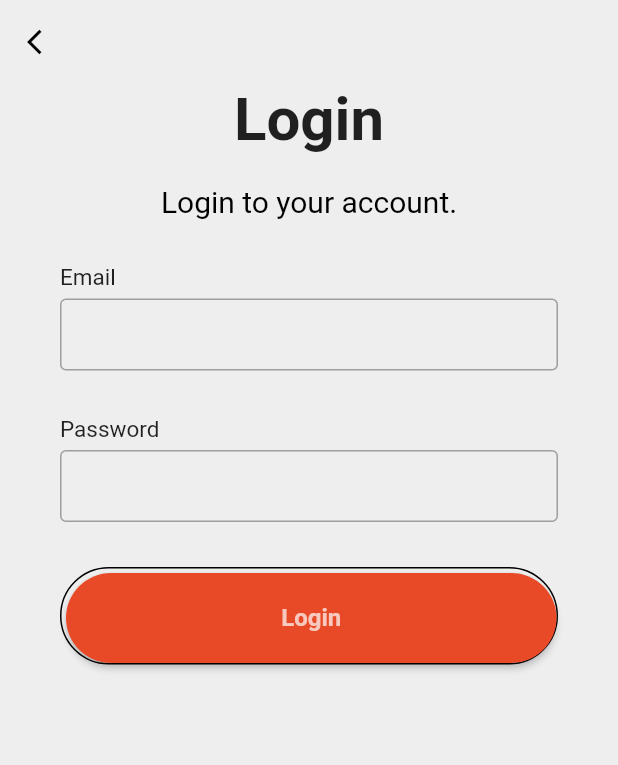
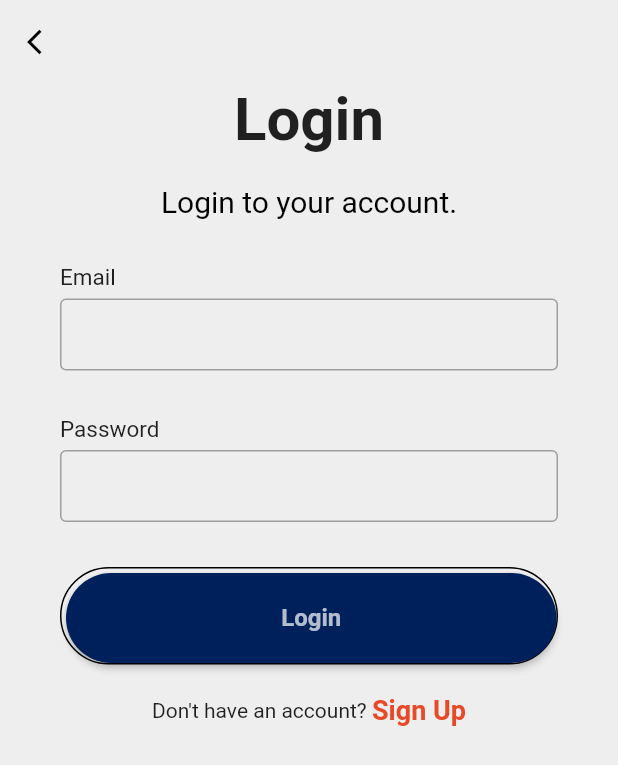
Before and after one commit to SiGMobileUIUC/car_pool_app, a Flutter app: the screen it shows after launch, after a tap on "Login", on a phone screen of 412 x 824 dp. Shown: the top 765 px of the screen. Run offline on Flutter 3.47's test engine with Material 2 defaults, Android fonts, the phone set to English and light mode, and no system bars; our stand-ins replace firebase_auth, firebase_core; accounts and stored records are empty; network calls fail.

Commit message:
Updated Screens + Navigation

```diff
--- a/car_pool_app/lib/screens/homepage.dart
+++ b/car_pool_app/lib/screens/homepage.dart
@@ -8,8 +8,12 @@
   @override
   Widget build(BuildContext context) {
     return Scaffold(
+      resizeToAvoidBottomInset: false,
+      backgroundColor: Colors.grey[200],
       appBar: AppBar(
-        title: const Text('Carpool App'),
+        elevation: 0,
+        backgroundColor: Colors.grey[200],
+        //title: const Text('Carpool App'),
       ),
       body: const Center(
         child: Text(
--- a/car_pool_app/lib/screens/login.dart
+++ b/car_pool_app/lib/screens/login.dart
@@ -204,7 +204,6 @@
 //   );
 // }
 
-
 import 'package:car_pool_app/screens/signup.dart';
 import 'package:flutter/material.dart';
 import 'package:firebase_auth/firebase_auth.dart';
@@ -319,7 +318,7 @@
                           minWidth: double.infinity,
                           height: 60,
                           onPressed: loginUser,
-                          color: const Color.fromARGB(255, 232, 74, 39),
+                          color: Color.fromARGB(255, 0, 32, 91),
                           shape: RoundedRectangleBorder(
                             borderRadius: BorderRadius.circular(40),
                           ),
@@ -334,10 +333,10 @@
                         ),
                       ),
                     ),
-                  ],
-                ),
-                Column(
-                  children: [
+                    //],
+                    //),
+                    //Column(
+                    //children: [
                     const SizedBox(
                       height: 20,
                     ),
@@ -358,7 +357,7 @@
                             style: const TextStyle(
                               fontWeight: FontWeight.w600,
                               fontSize: 18,
-                              color: Color.fromARGB(255, 0, 32, 91),
+                              color: Color.fromARGB(255, 232, 74, 39),
                             ),
                           ),
                         ),
--- a/car_pool_app/lib/screens/signup.dart
+++ b/car_pool_app/lib/screens/signup.dart
@@ -590,7 +590,7 @@
           .then((value) {
         Navigator.of(context).push(
           MaterialPageRoute(
-            builder: (context) => HomePage(),
+            builder: (context) => const LoginPage(),
           ),
         );
       }).catchError((error) {
```
